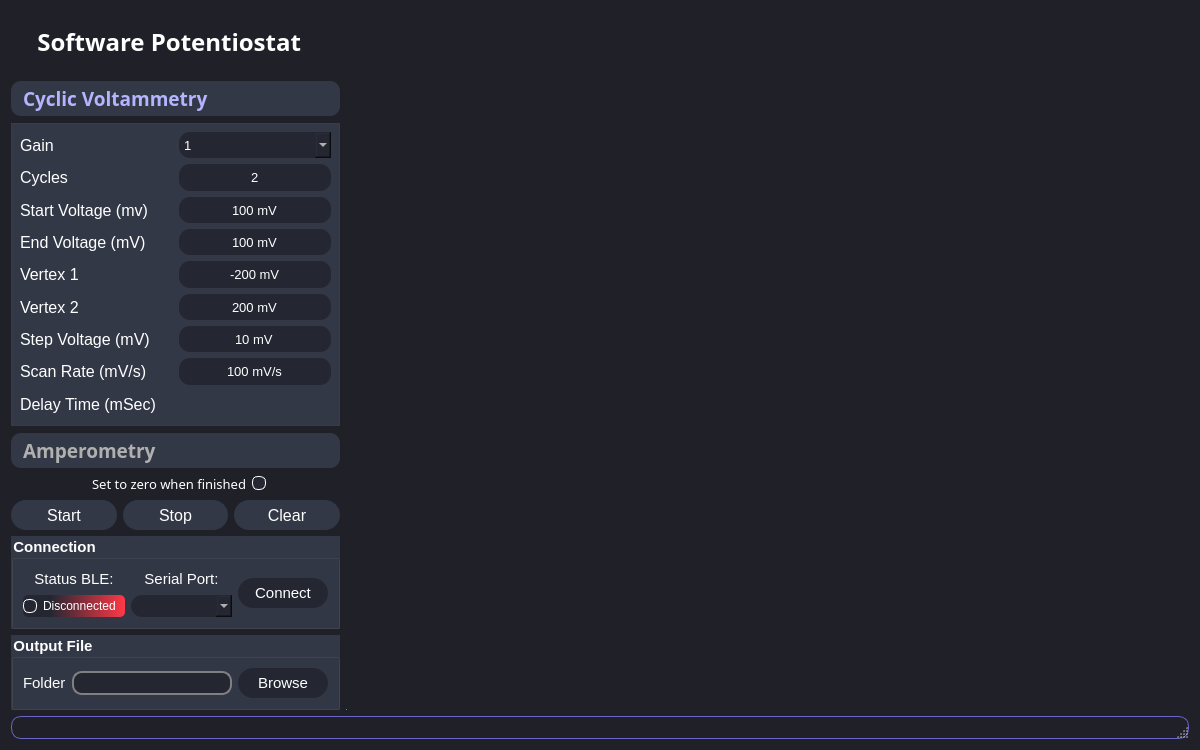
Above: Software/forms/MainWindows.ui from Eletroquest/Potenciostato before the change. Below: the same form after it.
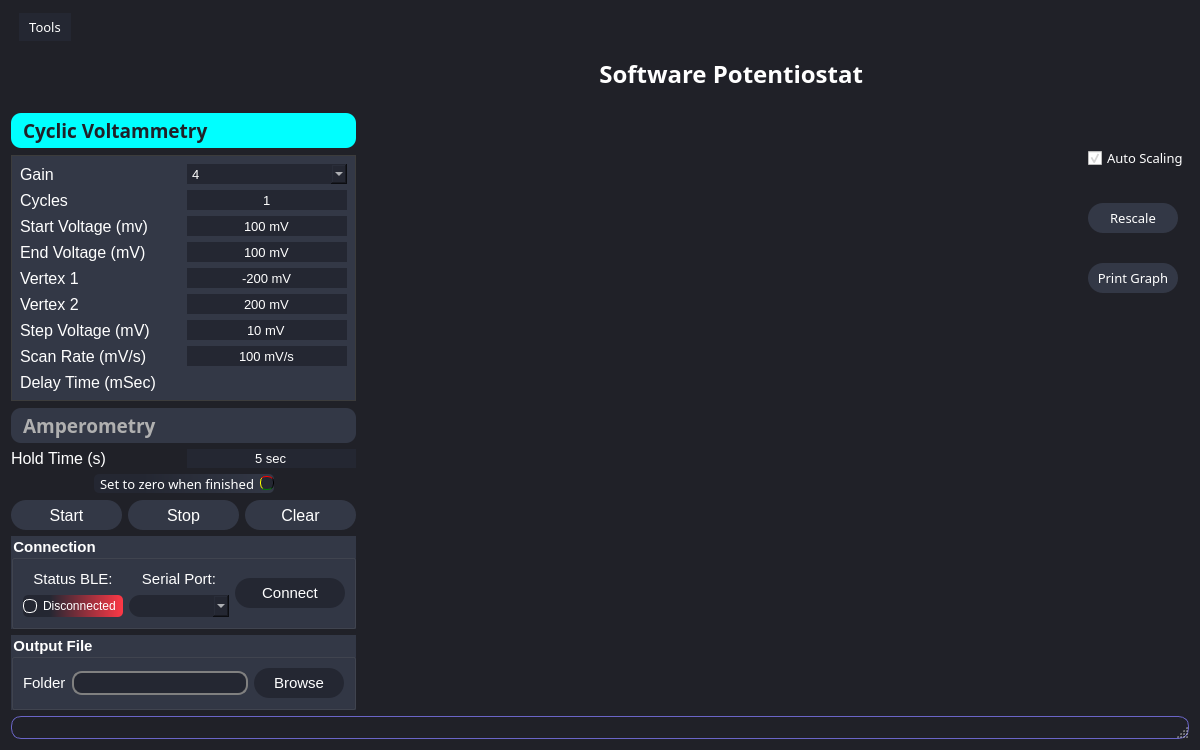
That is the form after the change. The open tabs and pages were chosen to show the change. Icons and pictures are not drawn.

Commit message:
Custom MainWindow 💄🔨
- Ajuste gráfico  💄 🔨
- Ajuste tamanho  🔨
- Ajuste limite de tensão configurável 🔨
- Ajuste de cores do gráfico  💄
- Adição hold time ✨

```diff
--- a/Software/forms/MainWindows.ui
+++ b/Software/forms/MainWindows.ui
@@ -10,6 +10,12 @@
     <height>750</height>
    </rect>
   </property>
+  <property name="sizePolicy">
+   <sizepolicy hsizetype="Expanding" vsizetype="Expanding">
+    <horstretch>0</horstretch>
+    <verstretch>0</verstretch>
+   </sizepolicy>
+  </property>
   <property name="minimumSize">
    <size>
     <width>1200</width>
@@ -34,29 +40,74 @@
 	color:white;
 	background-color: rgb(32, 33, 40);
 }
-QToolBox::tab{
-	color:white;
+
+            QMenuBar {
+                background: transparent;
+            }
+
+            QMenuBar::item {
+                color: white;
+                background-color: rgb(36, 39, 50);
+                border-radius: 15px;
+                padding: 5px 10px;
+                margin: 2px;
+            }
+
+            QMenuBar::item:selected {
+                background-color: rgb(128, 165, 205);
+            }
+
+            QMenu {
+                background-color: rgb(36, 39, 50);
+                border-radius: 15px;
+                padding: 5px 10px;
+                margin: 2px;
+            }
+
+            QMenu::item {
+                color: white;
+            }
+
+            QMenu::item:selected {
+                background-color: rgb(128, 165, 205);
+            }
+
+QToolBox::tab {
+    color: white;
     border-radius: 10px;
     padding: 0 8px;
-	background-color: rgb(51, 56, 70);
+    background-color: rgb(51, 56, 70);
 }
+
 QToolBox::tab:selected {
-	font: bold; 	
-	color: rgb(180, 180, 255);
+    font: bold;     
+    color: rgb(32, 33, 40);
+    background-color: rgb(0, 255, 255);
 }
+
 QToolBox::tab:!selected {
-	font: bold; 	
-	color: rgb(176, 176, 176);
+    font: bold;     
+    color: rgb(176, 176, 176);
 }
-#page_CV{
-	color: white;
-	background-color: rgb(51, 56, 70);
-	border: 1px solid rgb(60, 60, 60);
+
+#page_CV QToolBox::tab:selected {
+    background-color: green;
 }
-#page_Amp{
-	color: white;
-	background-color: rgb(51, 56, 70);
-	border: 1px solid rgb(60, 60, 60);
+
+#page_Amp QToolBox::tab:selected {
+    background-color: blue;
+}
+
+#page_CV {
+    color: white;
+    background-color: rgb(51, 56, 70);
+    border: 1px solid rgb(60, 60, 60);
+}
+
+#page_Amp {
+    color: white;
+    background-color: rgb(51, 56, 70);
+    border: 1px solid rgb(60, 60, 60);
 }
 Line {
    background-color: rgb(0, 170, 255);
@@ -82,6 +133,11 @@
 	color:white;
 	background-color: rgb(176, 176, 176);
 }
+
+            QPushButton:hover {
+                background-color: rgb(128, 165, 205);
+            }
+
 QLineEdit {
 	color:white;
     border: 2px solid gray;
@@ -124,18 +180,13 @@
   <layout class="QVBoxLayout" name="verticalLayout_6">
    <item>
     <widget class="QMenuBar" name="menubar">
-     <property name="sizePolicy">
-      <sizepolicy hsizetype="Fixed" vsizetype="Fixed">
-       <horstretch>0</horstretch>
-       <verstretch>0</verstretch>
-      </sizepolicy>
-     </property>
-     <property name="maximumSize">
-      <size>
-       <width>1</width>
-       <height>1</height>
-      </size>
-     </property>
+     <widget class="QMenu" name="menuOption">
+      <property name="title">
+       <string>Tools</string>
+      </property>
+      <addaction name="actionImport"/>
+     </widget>
+     <addaction name="menuOption"/>
     </widget>
    </item>
    <item>
@@ -152,65 +203,11 @@
      <property name="bottomMargin">
       <number>8</number>
      </property>
-     <item>
-      <widget class="QLabel" name="titleText_2">
-       <property name="sizePolicy">
-        <sizepolicy hsizetype="MinimumExpanding" vsizetype="MinimumExpanding">
-         <horstretch>0</horstretch>
-         <verstretch>0</verstretch>
-        </sizepolicy>
-       </property>
-       <property name="minimumSize">
-        <size>
-         <width>260</width>
-         <height>50</height>
-        </size>
-       </property>
-       <property name="maximumSize">
-        <size>
-         <width>16777215</width>
-         <height>50</height>
-        </size>
-       </property>
-       <property name="font">
-        <font>
-         <family>Avenir Next LT Pro</family>
-         <pointsize>18</pointsize>
-         <bold>true</bold>
-        </font>
-       </property>
-       <property name="frameShape">
-        <enum>QFrame::NoFrame</enum>
-       </property>
-       <property name="midLineWidth">
-        <number>0</number>
-       </property>
-       <property name="text">
-        <string> Software Potentiostat</string>
-       </property>
-       <property name="alignment">
-        <set>Qt::AlignCenter</set>
-       </property>
-      </widget>
-     </item>
      <item>
       <layout class="QHBoxLayout" name="horizontalLayout_3">
        <property name="spacing">
         <number>20</number>
        </property>
-       <item>
-        <spacer name="horizontalSpacer_3">
-         <property name="orientation">
-          <enum>Qt::Horizontal</enum>
-         </property>
-         <property name="sizeHint" stdset="0">
-          <size>
-           <width>40</width>
-           <height>20</height>
-          </size>
-         </property>
-        </spacer>
-       </item>
        <item>
         <widget class="QLabel" name="label_poli">
          <property name="sizePolicy">
@@ -294,12 +291,53 @@
        </item>
       </layout>
      </item>
+     <item>
+      <widget class="QLabel" name="titleText_2">
+       <property name="sizePolicy">
+        <sizepolicy hsizetype="MinimumExpanding" vsizetype="MinimumExpanding">
+         <horstretch>0</horstretch>
+         <verstretch>0</verstretch>
+        </sizepolicy>
+       </property>
+       <property name="minimumSize">
+        <size>
+         <width>260</width>
+         <height>50</height>
+        </size>
+       </property>
+       <property name="maximumSize">
+        <size>
+         <width>16777215</width>
+         <height>50</height>
+        </size>
+       </property>
+       <property name="font">
+        <font>
+         <family>Avenir Next LT Pro</family>
+         <pointsize>18</pointsize>
+         <bold>true</bold>
+        </font>
+       </property>
+       <property name="frameShape">
+        <enum>QFrame::NoFrame</enum>
+       </property>
+       <property name="midLineWidth">
+        <number>0</number>
+       </property>
+       <property name="text">
+        <string> Software Potentiostat</string>
+       </property>
+       <property name="alignment">
+        <set>Qt::AlignCenter</set>
+       </property>
+      </widget>
+     </item>
     </layout>
    </item>
    <item>
-    <layout class="QHBoxLayout" name="horizontalLayout_25" stretch="0,1">
+    <layout class="QHBoxLayout" name="horizontalLayout_26" stretch="0,1">
      <item>
-      <layout class="QVBoxLayout" name="verticalLayout_4" stretch="1,0">
+      <layout class="QVBoxLayout" name="verticalLayout_4" stretch="1,0,0">
        <item>
         <widget class="QToolBox" name="toolBox_metodo">
          <property name="sizePolicy">
@@ -322,7 +360,7 @@
           </font>
          </property>
          <property name="currentIndex">
-          <number>0</number>
+          <number>1</number>
          </property>
          <property name="tabSpacing">
           <number>7</number>
@@ -331,8 +369,8 @@
           <property name="geometry">
            <rect>
             <x>0</x>
-            <y>-70</y>
-            <width>324</width>
+            <y>0</y>
+            <width>326</width>
             <height>339</height>
            </rect>
           </property>
@@ -382,7 +420,10 @@
                 <enum>Qt::LeftToRight</enum>
                </property>
                <property name="currentText">
-                <string>1</string>
+                <string>4</string>
+               </property>
+               <property name="currentIndex">
+                <number>3</number>
                </property>
                <property name="maxCount">
                 <number>7</number>
@@ -470,13 +511,13 @@
                 <enum>QAbstractSpinBox::NoButtons</enum>
                </property>
                <property name="minimum">
-                <number>0</number>
+                <number>1</number>
                </property>
                <property name="maximum">
                 <number>50</number>
                </property>
                <property name="value">
-                <number>2</number>
+                <number>1</number>
                </property>
               </widget>
              </item>
@@ -517,7 +558,7 @@
                 </font>
                </property>
                <property name="toolTip">
-                <string>&lt;html&gt;&lt;head/&gt;&lt;body&gt;&lt;p&gt;Values from -650 to 650&lt;/p&gt;&lt;p&gt;&lt;br/&gt;&lt;/p&gt;&lt;/body&gt;&lt;/html&gt;</string>
+                <string>&lt;html&gt;&lt;head/&gt;&lt;body&gt;&lt;p&gt;Values from -1200 to 1200&lt;/p&gt;&lt;p&gt;&lt;br/&gt;&lt;/p&gt;&lt;/body&gt;&lt;/html&gt;</string>
                </property>
                <property name="alignment">
                 <set>Qt::AlignCenter</set>
@@ -529,10 +570,10 @@
                 <string> mV</string>
                </property>
                <property name="minimum">
-                <number>-650</number>
+                <number>-1200</number>
                </property>
                <property name="maximum">
-                <number>650</number>
+                <number>1200</number>
                </property>
                <property name="value">
                 <number>100</number>
@@ -576,7 +617,7 @@
                 </font>
                </property>
                <property name="toolTip">
-                <string>&lt;html&gt;&lt;head/&gt;&lt;body&gt;&lt;p&gt;Values from -650 to 650&lt;/p&gt;&lt;p&gt;&lt;br/&gt;&lt;/p&gt;&lt;/body&gt;&lt;/html&gt;</string>
+                <string>&lt;html&gt;&lt;head/&gt;&lt;body&gt;&lt;p&gt;Values from -1200 to 1200&lt;/p&gt;&lt;p&gt;&lt;br/&gt;&lt;/p&gt;&lt;/body&gt;&lt;/html&gt;</string>
                </property>
                <property name="alignment">
                 <set>Qt::AlignCenter</set>
@@ -588,10 +629,10 @@
                 <string> mV</string>
                </property>
                <property name="minimum">
-                <number>-650</number>
+                <number>-1200</number>
                </property>
                <property name="maximum">
-                <number>650</number>
+                <number>1200</number>
                </property>
                <property name="value">
                 <number>100</number>
@@ -635,7 +676,7 @@
                 </font>
                </property>
                <property name="toolTip">
-                <string>&lt;html&gt;&lt;head/&gt;&lt;body&gt;&lt;p&gt;Values from -650 to 650&lt;/p&gt;&lt;p&gt;&lt;br/&gt;&lt;/p&gt;&lt;/body&gt;&lt;/html&gt;</string>
+                <string>&lt;html&gt;&lt;head/&gt;&lt;body&gt;&lt;p&gt;Values from -1200 to 1200&lt;/p&gt;&lt;p&gt;&lt;br/&gt;&lt;/p&gt;&lt;/body&gt;&lt;/html&gt;</string>
                </property>
                <property name="alignment">
                 <set>Qt::AlignCenter</set>
@@ -647,10 +688,10 @@
                 <string> mV</string>
                </property>
                <property name="minimum">
-                <number>-650</number>
+                <number>-1200</number>
                </property>
                <property name="maximum">
-                <number>650</number>
+                <number>1200</number>
                </property>
                <property name="value">
                 <number>-200</number>
@@ -694,7 +735,7 @@
                 </font>
                </property>
                <property name="toolTip">
-                <string>&lt;html&gt;&lt;head/&gt;&lt;body&gt;&lt;p&gt;Values from -650 to 650&lt;/p&gt;&lt;p&gt;&lt;br/&gt;&lt;/p&gt;&lt;/body&gt;&lt;/html&gt;</string>
+                <string>&lt;html&gt;&lt;head/&gt;&lt;body&gt;&lt;p&gt;Values from -1200 to 1200&lt;/p&gt;&lt;p&gt;&lt;br/&gt;&lt;/p&gt;&lt;/body&gt;&lt;/html&gt;</string>
                </property>
                <property name="alignment">
                 <set>Qt::AlignCenter</set>
@@ -706,10 +747,10 @@
                 <string> mV</string>
                </property>
                <property name="minimum">
-                <number>-650</number>
+                <number>-1200</number>
                </property>
                <property name="maximum">
-                <number>650</number>
+                <number>1200</number>
                </property>
                <property name="value">
                 <number>200</number>
@@ -878,8 +919,8 @@
           <property name="geometry">
            <rect>
             <x>0</x>
-            <y>0</y>
-            <width>328</width>
+            <y>-139</y>
+            <width>326</width>
             <height>339</height>
            </rect>
           </property>
@@ -1004,7 +1045,7 @@
                 </font>
                </property>
                <property name="toolTip">
-                <string>&lt;html&gt;&lt;head/&gt;&lt;body&gt;&lt;p&gt;Values from -650 to 650&lt;/p&gt;&lt;p&gt;&lt;br/&gt;&lt;/p&gt;&lt;/body&gt;&lt;/html&gt;</string>
+                <string>&lt;html&gt;&lt;head/&gt;&lt;body&gt;&lt;p&gt;Values from -1200 to 1200&lt;/p&gt;&lt;p&gt;&lt;br/&gt;&lt;/p&gt;&lt;/body&gt;&lt;/html&gt;</string>
                </property>
                <property name="alignment">
                 <set>Qt::AlignCenter</set>
@@ -1016,10 +1057,10 @@
                 <string> mV</string>
                </property>
                <property name="minimum">
-                <number>-650</number>
+                <number>-1200</number>
                </property>
                <property name="maximum">
-                <number>650</number>
+                <number>1200</number>
                </property>
                <property name="value">
                 <number>174</number>
@@ -1122,7 +1163,7 @@
                 </font>
                </property>
                <property name="toolTip">
-                <string>&lt;html&gt;&lt;head/&gt;&lt;body&gt;&lt;p&gt;Values from -650 to 650&lt;/p&gt;&lt;p&gt;&lt;br/&gt;&lt;/p&gt;&lt;/body&gt;&lt;/html&gt;</string>
+                <string>&lt;html&gt;&lt;head/&gt;&lt;body&gt;&lt;p&gt;Values from -1200 to 1200&lt;/p&gt;&lt;p&gt;&lt;br/&gt;&lt;/p&gt;&lt;/body&gt;&lt;/html&gt;</string>
                </property>
                <property name="alignment">
                 <set>Qt::AlignCenter</set>
@@ -1134,10 +1175,10 @@
                 <string> mV</string>
                </property>
                <property name="minimum">
-                <number>-650</number>
+                <number>-1200</number>
                </property>
                <property name="maximum">
-                <number>650</number>
+                <number>1200</number>
                </property>
                <property name="value">
                 <number>-200</number>
@@ -1240,7 +1281,7 @@
                 </font>
                </property>
                <property name="toolTip">
-                <string>&lt;html&gt;&lt;head/&gt;&lt;body&gt;&lt;p&gt;Values from -650 to 650&lt;/p&gt;&lt;p&gt;&lt;br/&gt;&lt;/p&gt;&lt;/body&gt;&lt;/html&gt;</string>
+                <string>&lt;html&gt;&lt;head/&gt;&lt;body&gt;&lt;p&gt;Values from -1200 to 1200&lt;/p&gt;&lt;p&gt;&lt;br/&gt;&lt;/p&gt;&lt;/body&gt;&lt;/html&gt;</string>
                </property>
                <property name="alignment">
                 <set>Qt::AlignCenter</set>
@@ -1252,10 +1293,10 @@
                 <string> mV</string>
                </property>
                <property name="minimum">
-                <number>-650</number>
+                <number>-1200</number>
                </property>
                <property name="maximum">
-                <number>650</number>
+                <number>1200</number>
                </property>
                <property name="value">
                 <number>400</number>
@@ -1456,6 +1497,65 @@
          </widget>
         </widget>
        </item>
+       <item>
+        <layout class="QHBoxLayout" name="horizontalLayout_27">
+         <item>
+          <widget class="QLabel" name="holdTimeLabel">
+           <property name="font">
+            <font>
+             <pointsize>12</pointsize>
+             <bold>false</bold>
+            </font>
+           </property>
+           <property name="text">
+            <string>Hold Time (s)</string>
+           </property>
+          </widget>
+         </item>
+         <item>
+          <widget class="QSpinBox" name="holdTimeValue">
+           <property name="sizePolicy">
+            <sizepolicy hsizetype="Preferred" vsizetype="Preferred">
+             <horstretch>0</horstretch>
+             <verstretch>0</verstretch>
+            </sizepolicy>
+           </property>
+           <property name="maximumSize">
+            <size>
+             <width>16777215</width>
+             <height>40</height>
+            </size>
+           </property>
+           <property name="font">
+            <font>
+             <pointsize>10</pointsize>
+            </font>
+           </property>
+           <property name="toolTip">
+            <string>&lt;html&gt;&lt;head/&gt;&lt;body&gt;&lt;p&gt;Values from 1 to 1000&lt;/p&gt;&lt;p&gt;&lt;br/&gt;&lt;/p&gt;&lt;/body&gt;&lt;/html&gt;</string>
+           </property>
+           <property name="alignment">
+            <set>Qt::AlignCenter</set>
+           </property>
+           <property name="buttonSymbols">
+            <enum>QAbstractSpinBox::NoButtons</enum>
+           </property>
+           <property name="suffix">
+            <string> sec</string>
+           </property>
+           <property name="minimum">
+            <number>0</number>
+           </property>
+           <property name="maximum">
+            <number>20</number>
+           </property>
+           <property name="value">
+            <number>5</number>
+           </property>
+          </widget>
+         </item>
+        </layout>
+       </item>
        <item>
         <layout class="QVBoxLayout" name="verticalLayout_3">
          <property name="sizeConstraint">
@@ -1525,6 +1625,9 @@
              <property name="text">
               <string>Set to zero when finished</string>
              </property>
+             <property name="checked">
+              <bool>true</bool>
+             </property>
             </widget>
            </item>
            <item>
@@ -1566,7 +1669,11 @@
 QPushButton:disabled{
 	color:white;
 	background-color: rgb(176, 176, 176);
-}</string>
+}
+
+            QPushButton:hover {
+                background-color: rgb(128, 165, 205);
+            }</string>
              </property>
              <property name="text">
               <string>Start</string>
@@ -1598,7 +1705,11 @@
 QPushButton:disabled{
 	color:white;
 	background-color: rgb(176, 176, 176);
-}</string>
+}
+
+            QPushButton:hover {
+                background-color: rgb(128, 165, 205);
+            }</string>
              </property>
              <property name="text">
               <string>Stop</string>
@@ -1627,7 +1738,11 @@
 QPushButton:disabled{
 	color:white;
 	background-color: rgb(176, 176, 176);
-}</string>
+}
+
+            QPushButton:hover {
+                background-color: rgb(128, 165, 205);
+            }</string>
              </property>
              <property name="text">
               <string>Clear</string>
@@ -1646,7 +1761,7 @@
            </property>
            <property name="minimumSize">
             <size>
-             <width>300</width>
+             <width>345</width>
              <height>90</height>
             </size>
            </property>
@@ -1811,13 +1926,13 @@
              <widget class="QPushButton" name="connectButton">
               <property name="minimumSize">
                <size>
-                <width>90</width>
+                <width>110</width>
                 <height>30</height>
                </size>
               </property>
               <property name="maximumSize">
                <size>
-                <width>90</width>
+                <width>110</width>
                 <height>16777215</height>
                </size>
               </property>
@@ -1923,35 +2038,133 @@
       </layout>
      </item>
      <item>
-      <layout class="QVBoxLayout" name="verticalLayout_2" stretch="2,0">
+      <layout class="QHBoxLayout" name="horizontalLayout_25" stretch="1,0">
+       <property name="spacing">
+        <number>30</number>
+       </property>
+       <property name="leftMargin">
+        <number>30</number>
+       </property>
+       <property name="topMargin">
+        <number>30</number>
+       </property>
+       <property name="rightMargin">
+        <number>0</number>
+       </property>
+       <property name="bottomMargin">
+        <number>30</number>
+       </property>
+       <item>
+        <layout class="QHBoxLayout" name="horizontalLayout_13" stretch="0">
        <item>
         <widget class="QWidget" name="chartWidget" native="true">
          <property name="sizePolicy">
-          <sizepolicy hsizetype="MinimumExpanding" vsizetype="MinimumExpanding">
+            <sizepolicy hsizetype="Expanding" vsizetype="Expanding">
            <horstretch>0</horstretch>
            <verstretch>0</verstretch>
           </sizepolicy>
          </property>
          <property name="minimumSize">
           <size>
-           <width>800</width>
-           <height>600</height>
+             <width>700</width>
+             <height>500</height>
           </size>
          </property>
         </widget>
        </item>
+        </layout>
+       </item>
        <item>
-        <widget class="QTextEdit" name="textEdit">
-         <property name="enabled">
+        <layout class="QVBoxLayout" name="verticalLayout_2">
+         <item>
+          <widget class="QCheckBox" name="checkBox_AutoScale">
+           <property name="minimumSize">
+            <size>
+             <width>0</width>
+             <height>30</height>
+            </size>
+           </property>
+           <property name="styleSheet">
+            <string notr="true"/>
+           </property>
+           <property name="text">
+            <string>Auto Scaling</string>
+           </property>
+           <property name="checked">
           <bool>true</bool>
          </property>
+          </widget>
+         </item>
+         <item>
+          <widget class="QPushButton" name="pushButton_Rescale">
+           <property name="minimumSize">
+            <size>
+             <width>90</width>
+             <height>30</height>
+            </size>
+           </property>
          <property name="maximumSize">
           <size>
-           <width>1</width>
-           <height>1</height>
-          </size>
-         </property>
-        </widget>
+             <width>90</width>
+             <height>16777215</height>
+            </size>
+           </property>
+           <property name="styleSheet">
+            <string notr="true">QPushButton{
+	background-color: rgb(51, 56, 70);
+}
+
+            QPushButton:hover {
+                background-color: rgb(128, 165, 205);
+            }</string>
+           </property>
+           <property name="text">
+            <string>Rescale</string>
+           </property>
+          </widget>
+         </item>
+         <item>
+          <widget class="QPushButton" name="pushButton_PrintGraph">
+           <property name="minimumSize">
+            <size>
+             <width>90</width>
+             <height>30</height>
+            </size>
+           </property>
+           <property name="maximumSize">
+            <size>
+             <width>90</width>
+             <height>16777215</height>
+            </size>
+           </property>
+           <property name="styleSheet">
+            <string notr="true">QPushButton{
+	background-color: rgb(51, 56, 70);
+}
+
+            QPushButton:hover {
+                background-color: rgb(128, 165, 205);
+            }</string>
+           </property>
+           <property name="text">
+            <string>Print Graph</string>
+           </property>
+          </widget>
+         </item>
+         <item>
+          <spacer name="verticalSpacer">
+           <property name="orientation">
+            <enum>Qt::Vertical</enum>
+           </property>
+           <property name="sizeHint" stdset="0">
+            <size>
+             <width>20</width>
+             <height>40</height>
+            </size>
+           </property>
+          </spacer>
+         </item>
+        </layout>
        </item>
       </layout>
      </item>
@@ -1961,6 +2174,11 @@
     <widget class="QStatusBar" name="statusbar"/>
    </item>
   </layout>
+  <action name="actionImport">
+   <property name="text">
+    <string>Import File</string>
+   </property>
+  </action>
  </widget>
  <resources/>
  <connections/>
```
Lines whose indentation alone changed are shown as unchanged.
